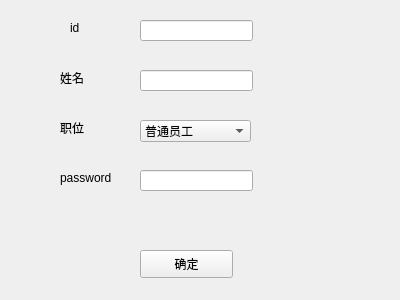
First picture: the form in UI/update_ui/update_staff_info.ui, repository JJLee7447/property_management_system, before the edit.
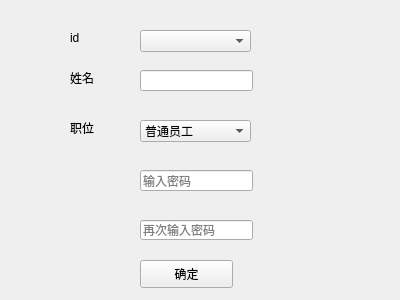
Second picture: the form after the edit.

```diff
--- a/UI/update_ui/update_staff_info.ui
+++ b/UI/update_ui/update_staff_info.ui
@@ -16,7 +16,7 @@
   <widget class="QLabel" name="label_2">
    <property name="geometry">
     <rect>
-     <x>60</x>
+     <x>70</x>
      <y>70</y>
      <width>72</width>
      <height>15</height>
@@ -49,10 +49,10 @@
   <widget class="QLabel" name="label">
    <property name="geometry">
     <rect>
-     <x>60</x>
+     <x>70</x>
      <y>120</y>
-     <width>72</width>
-     <height>15</height>
+     <width>41</width>
+     <height>16</height>
     </rect>
    </property>
    <property name="text">
@@ -73,7 +73,7 @@
    <property name="geometry">
     <rect>
      <x>140</x>
-     <y>250</y>
+     <y>260</y>
      <width>93</width>
      <height>28</height>
     </rect>
@@ -82,19 +82,6 @@
     <string>确定</string>
    </property>
   </widget>
-  <widget class="QLabel" name="label_3">
-   <property name="geometry">
-    <rect>
-     <x>60</x>
-     <y>170</y>
-     <width>72</width>
-     <height>15</height>
-    </rect>
-   </property>
-   <property name="text">
-    <string>password</string>
-   </property>
-  </widget>
   <widget class="QLineEdit" name="password_lineEdit">
    <property name="geometry">
     <rect>
@@ -104,12 +91,18 @@
      <height>21</height>
     </rect>
    </property>
+   <property name="echoMode">
+    <enum>QLineEdit::Password</enum>
+   </property>
+   <property name="placeholderText">
+    <string>输入密码</string>
+   </property>
   </widget>
   <widget class="QLabel" name="label_4">
    <property name="geometry">
     <rect>
      <x>70</x>
-     <y>20</y>
+     <y>30</y>
      <width>21</width>
      <height>16</height>
     </rect>
@@ -118,15 +111,31 @@
     <string>id</string>
    </property>
   </widget>
-  <widget class="QLineEdit" name="staff_id_lineEdit">
+  <widget class="QComboBox" name="staff_id_cbox">
    <property name="geometry">
     <rect>
      <x>140</x>
-     <y>20</y>
+     <y>30</y>
+     <width>111</width>
+     <height>22</height>
+    </rect>
+   </property>
+  </widget>
+  <widget class="QLineEdit" name="password_lineEdit_2">
+   <property name="geometry">
+    <rect>
+     <x>140</x>
+     <y>220</y>
      <width>113</width>
-     <height>21</height>
+     <height>20</height>
     </rect>
    </property>
+   <property name="echoMode">
+    <enum>QLineEdit::Password</enum>
+   </property>
+   <property name="placeholderText">
+    <string>再次输入密码</string>
+   </property>
   </widget>
  </widget>
  <resources/>
```
